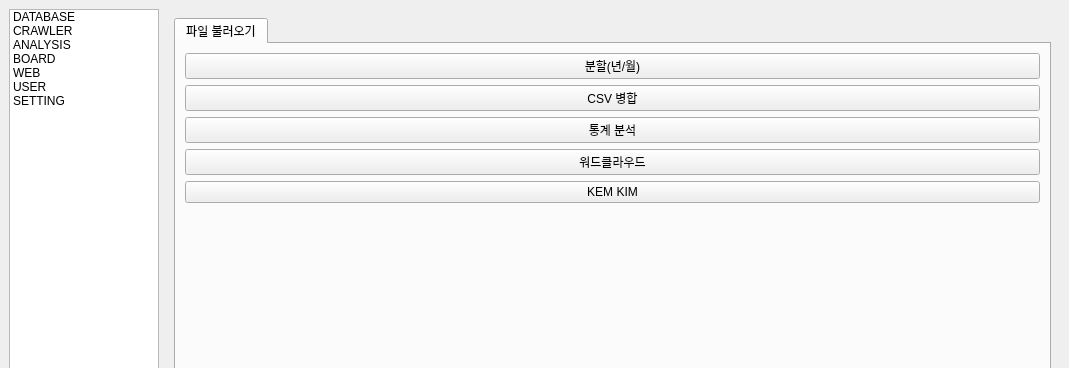
Old version of the form manager/app/assets/gui.ui in the repository yojun313/knpu; both pictures show x 0 to 1069 and y 0 to 368 of the 1069 by 787 pixel window.
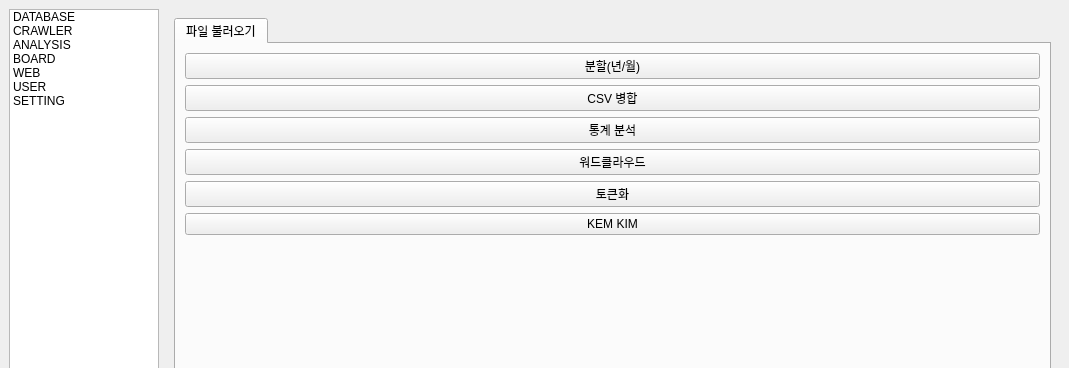
New version of the form. The open tabs and pages were chosen to show the change.

Diff of the .ui file:
```diff
--- a/manager/app/assets/gui.ui
+++ b/manager/app/assets/gui.ui
@@ -202,6 +202,13 @@
                   </property>
                  </widget>
                 </item>
+                <item>
+                 <widget class="QPushButton" name="analysis_tokenization_btn">
+                  <property name="text">
+                   <string>토큰화</string>
+                  </property>
+                 </widget>
+                </item>
                 <item>
                  <widget class="QPushButton" name="analysis_kemkim_btn">
                   <property name="text">
```
